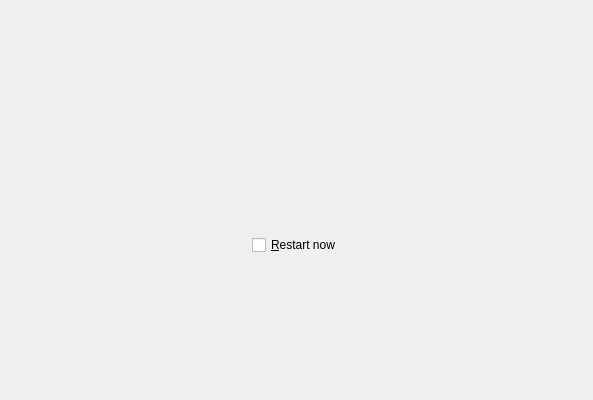
Old version of the form etc/calamares/modules/finished/FinishedPage.ui in the repository payra-os/payraos-calamares-config.
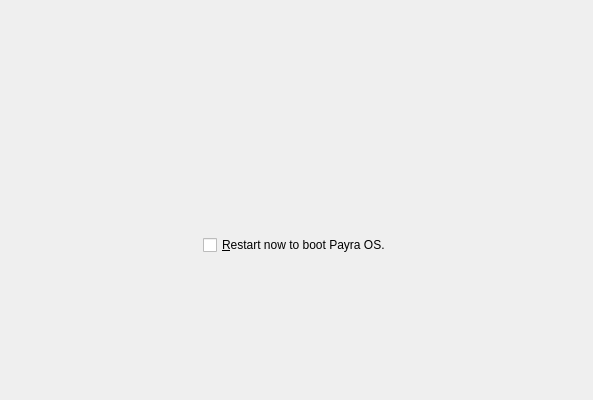
New version of the form.

Patch:
```diff
--- a/etc/calamares/modules/finished/FinishedPage.ui
+++ b/etc/calamares/modules/finished/FinishedPage.ui
@@ -99,7 +99,7 @@
           <string notr="true">&lt;Restart checkbox tooltip&gt;</string>
          </property>
          <property name="text">
-          <string>&amp;Restart now</string>
+          <string>&amp;Restart now to boot Payra OS.</string>
          </property>
          <property name="checked">
           <bool>false</bool>
```
